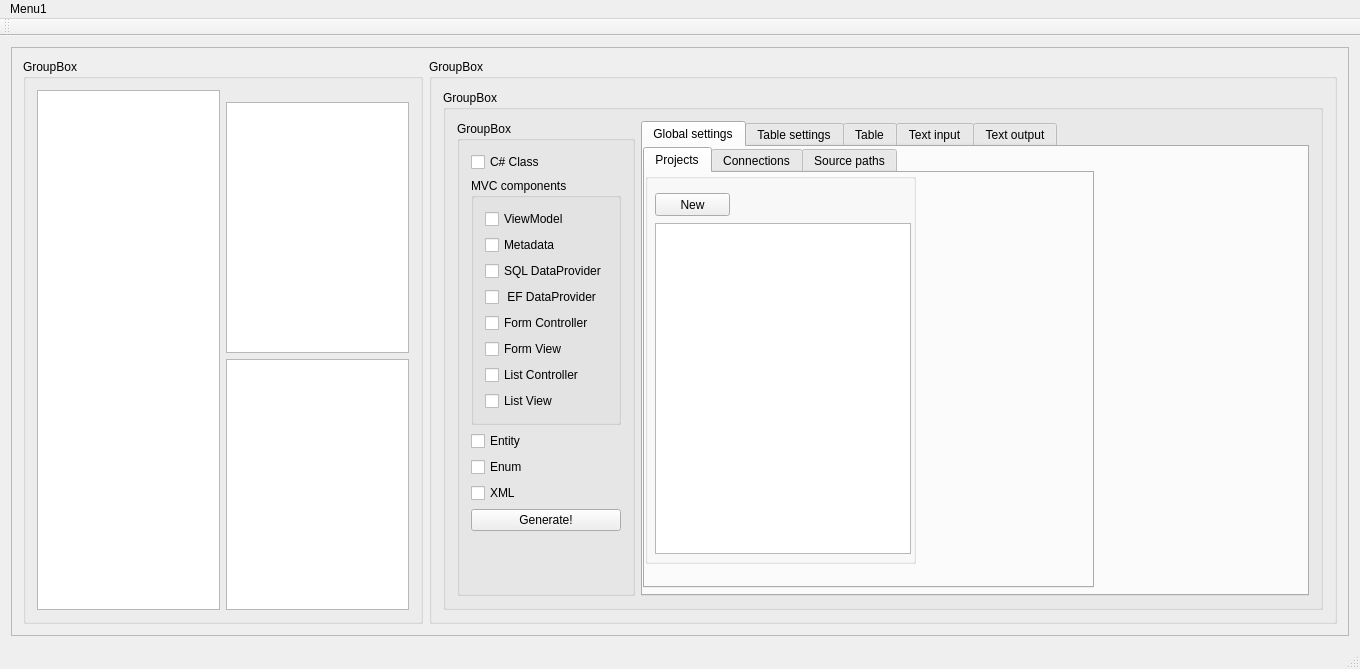
Above: retek2.ui from horvathzoltan/retek2 before the change. Below: the same form after it.
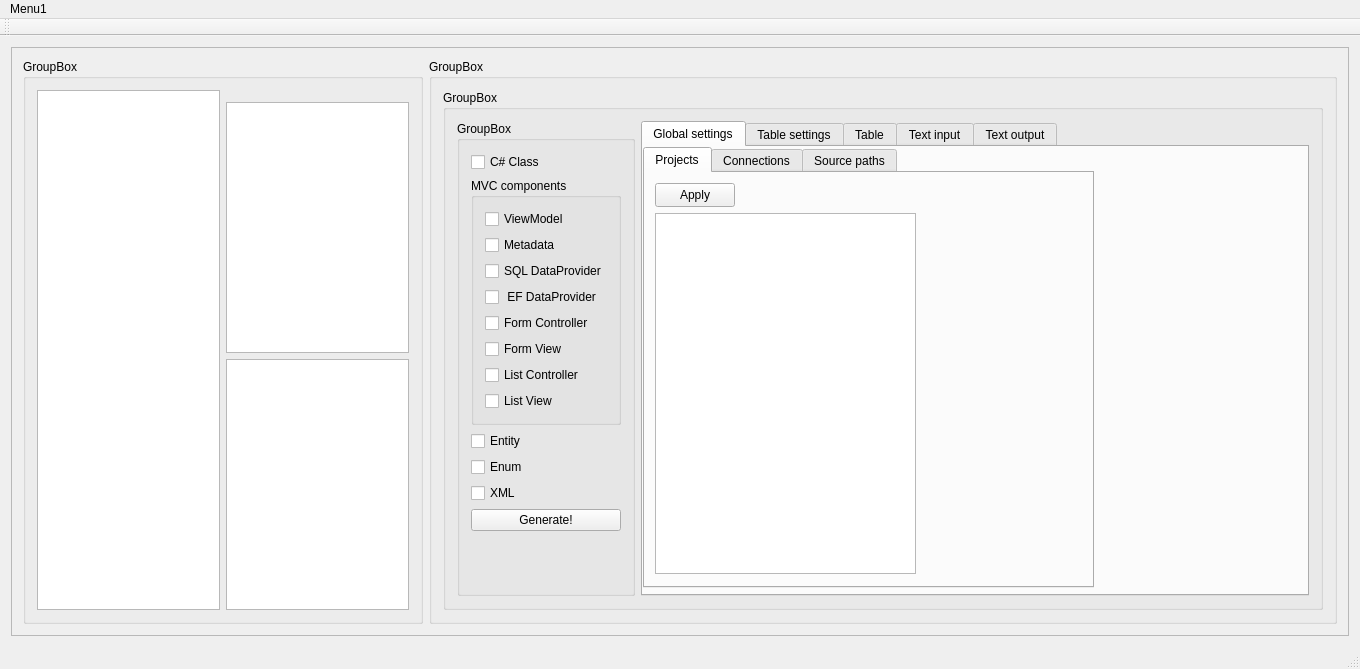
That is the form after the change. Icons and pictures are not drawn.

```diff
--- a/retek2.ui
+++ b/retek2.ui
@@ -36,7 +36,7 @@
          <x>0</x>
          <y>0</y>
          <width>1340</width>
-         <height>596</height>
+         <height>589</height>
         </rect>
        </property>
        <layout class="QGridLayout" name="gridLayout_2">
@@ -331,41 +331,31 @@
                    <attribute name="title">
                     <string>Projects</string>
                    </attribute>
-                   <widget class="QGroupBox" name="groupBox_10">
+                   <widget class="QListWidget" name="listWidget_projects">
                     <property name="geometry">
                      <rect>
-                      <x>0</x>
-                      <y>0</y>
-                      <width>271</width>
-                      <height>391</height>
+                      <x>10</x>
+                      <y>40</y>
+                      <width>261</width>
+                      <height>361</height>
                      </rect>
                     </property>
-                    <property name="title">
-                     <string/>
+                    <property name="selectionBehavior">
+                     <enum>QAbstractItemView::SelectItems</enum>
                     </property>
-                    <widget class="QPushButton" name="pushButton_createProject">
-                     <property name="geometry">
-                      <rect>
-                       <x>10</x>
-                       <y>20</y>
-                       <width>75</width>
-                       <height>23</height>
-                      </rect>
-                     </property>
-                     <property name="text">
-                      <string>New</string>
-                     </property>
-                    </widget>
-                    <widget class="QListWidget" name="listWidget_projects">
-                     <property name="geometry">
-                      <rect>
-                       <x>10</x>
-                       <y>50</y>
-                       <width>256</width>
-                       <height>331</height>
-                      </rect>
-                     </property>
-                    </widget>
+                   </widget>
+                   <widget class="QPushButton" name="pushButton_projects_apply">
+                    <property name="geometry">
+                     <rect>
+                      <x>10</x>
+                      <y>10</y>
+                      <width>80</width>
+                      <height>24</height>
+                     </rect>
+                    </property>
+                    <property name="text">
+                     <string>Apply</string>
+                    </property>
                    </widget>
                   </widget>
                   <widget class="QWidget" name="tab_6">
```
